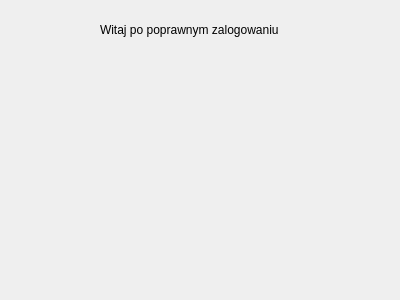
Qt form loggedin.ui (Kielx/PJC_Projekt) before a commit.
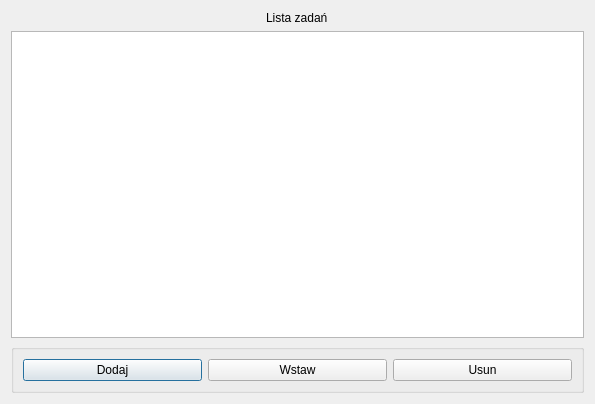
The same form after that commit.

Commit message: Add list view with tasks and ability to add, insert and remove

Diff of the .ui file:
```diff
--- a/loggedin.ui
+++ b/loggedin.ui
@@ -6,26 +6,55 @@
    <rect>
     <x>0</x>
     <y>0</y>
-    <width>400</width>
-    <height>300</height>
+    <width>595</width>
+    <height>404</height>
    </rect>
   </property>
   <property name="windowTitle">
    <string>Dialog</string>
   </property>
-  <widget class="QLabel" name="label">
-   <property name="geometry">
-    <rect>
-     <x>100</x>
-     <y>20</y>
-     <width>201</width>
-     <height>20</height>
-    </rect>
-   </property>
-   <property name="text">
-    <string>Witaj po poprawnym zalogowaniu</string>
-   </property>
-  </widget>
+  <layout class="QVBoxLayout" name="verticalLayout">
+   <item alignment="Qt::AlignHCenter">
+    <widget class="QLabel" name="label">
+     <property name="text">
+      <string>Lista zadań</string>
+     </property>
+    </widget>
+   </item>
+   <item>
+    <widget class="QListView" name="listView"/>
+   </item>
+   <item>
+    <widget class="QGroupBox" name="groupBox">
+     <property name="title">
+      <string/>
+     </property>
+     <layout class="QHBoxLayout" name="horizontalLayout">
+      <item>
+       <widget class="QPushButton" name="DodajZadanie">
+        <property name="text">
+         <string>Dodaj</string>
+        </property>
+       </widget>
+      </item>
+      <item>
+       <widget class="QPushButton" name="wstawZadanie">
+        <property name="text">
+         <string>Wstaw</string>
+        </property>
+       </widget>
+      </item>
+      <item>
+       <widget class="QPushButton" name="UsunZadanie">
+        <property name="text">
+         <string>Usun</string>
+        </property>
+       </widget>
+      </item>
+     </layout>
+    </widget>
+   </item>
+  </layout>
  </widget>
  <resources/>
  <connections/>
```
The commit also changes 4 other files.
